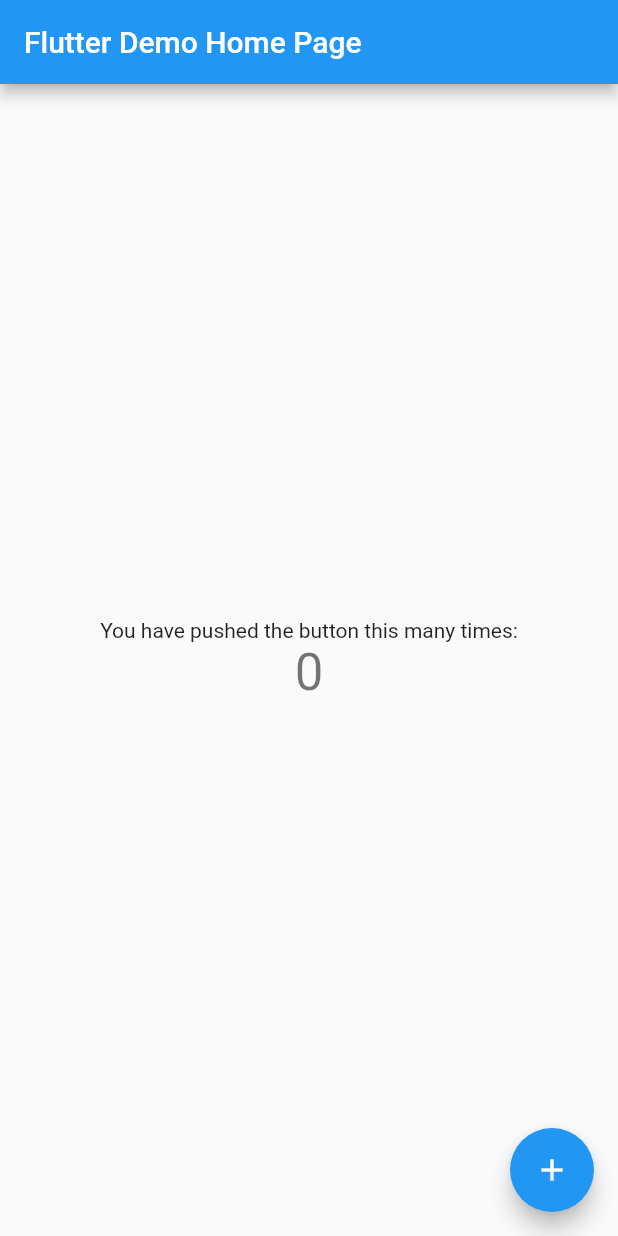
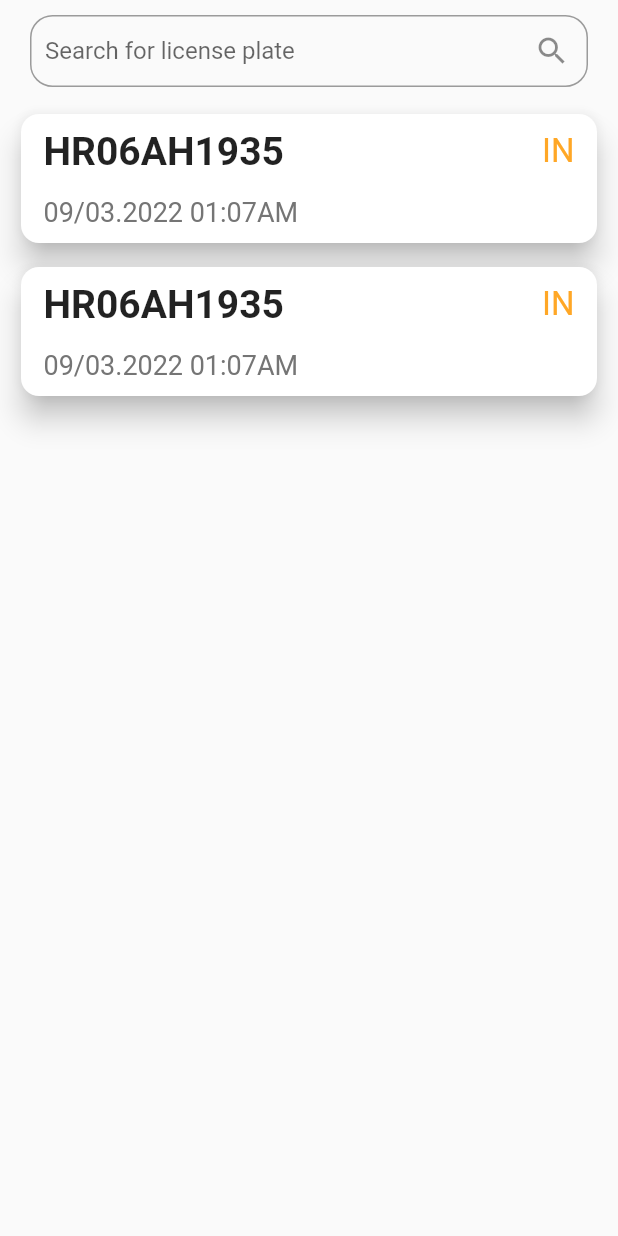
Before and after one commit to Sanchit-sk/NITKKR-ANPR-app, a Flutter app: the screen it shows after launch, on a phone screen of 412 x 824 dp. Run offline on Flutter 3.47's test engine with Material 2 defaults, Android fonts, the phone set to English and light mode, and no system bars.

Commit message:
Basic UI Done

```diff
--- a/lib/main.dart
+++ b/lib/main.dart
@@ -1,4 +1,5 @@
 import 'package:flutter/material.dart';
+import 'package:nit_anpr_app/pages/home_page.dart';
 
 void main() {
   runApp(const MyApp());
@@ -24,92 +25,7 @@ class MyApp extends StatelessWidget {
         // is not restarted.
         primarySwatch: Colors.blue,
       ),
-      home: const MyHomePage(title: 'Flutter Demo Home Page'),
+      home: HomePage(),
     );
   }
 }
-
-class MyHomePage extends StatefulWidget {
-  const MyHomePage({Key? key, required this.title}) : super(key: key);
-
-  // This widget is the home page of your application. It is stateful, meaning
-  // that it has a State object (defined below) that contains fields that affect
-  // how it looks.
-
-  // This class is the configuration for the state. It holds the values (in this
-  // case the title) provided by the parent (in this case the App widget) and
-  // used by the build method of the State. Fields in a Widget subclass are
-  // always marked "final".
-
-  final String title;
-
-  @override
-  State<MyHomePage> createState() => _MyHomePageState();
-}
-
-class _MyHomePageState extends State<MyHomePage> {
-  int _counter = 0;
-
-  void _incrementCounter() {
-    setState(() {
-      // This call to setState tells the Flutter framework that something has
-      // changed in this State, which causes it to rerun the build method below
-      // so that the display can reflect the updated values. If we changed
-      // _counter without calling setState(), then the build method would not be
-      // called again, and so nothing would appear to happen.
-      _counter++;
-    });
-  }
-
-  @override
-  Widget build(BuildContext context) {
-    // This method is rerun every time setState is called, for instance as done
-    // by the _incrementCounter method above.
-    //
-    // The Flutter framework has been optimized to make rerunning build methods
-    // fast, so that you can just rebuild anything that needs updating rather
-    // than having to individually change instances of widgets.
-    return Scaffold(
-      appBar: AppBar(
-        // Here we take the value from the MyHomePage object that was created by
-        // the App.build method, and use it to set our appbar title.
-        title: Text(widget.title),
-      ),
-      body: Center(
-        // Center is a layout widget. It takes a single child and positions it
-        // in the middle of the parent.
-        child: Column(
-          // Column is also a layout widget. It takes a list of children and
-          // arranges them vertically. By default, it sizes itself to fit its
-          // children horizontally, and tries to be as tall as its parent.
-          //
-          // Invoke "debug painting" (press "p" in the console, choose the
-          // "Toggle Debug Paint" action from the Flutter Inspector in Android
-          // Studio, or the "Toggle Debug Paint" command in Visual Studio Code)
-          // to see the wireframe for each widget.
-          //
-          // Column has various properties to control how it sizes itself and
-          // how it positions its children. Here we use mainAxisAlignment to
-          // center the children vertically; the main axis here is the vertical
-          // axis because Columns are vertical (the cross axis would be
-          // horizontal).
-          mainAxisAlignment: MainAxisAlignment.center,
-          children: <Widget>[
-            const Text(
-              'You have pushed the button this many times:',
-            ),
-            Text(
-              '$_counter',
-              style: Theme.of(context).textTheme.headline4,
-            ),
-          ],
-        ),
-      ),
-      floatingActionButton: FloatingActionButton(
-        onPressed: _incrementCounter,
-        tooltip: 'Increment',
-        child: const Icon(Icons.add),
-      ), // This trailing comma makes auto-formatting nicer for build methods.
-    );
-  }
-}
--- /dev/null
+++ b/lib/models/plate_info.dart
@@ -0,0 +1,14 @@
+import 'package:flutter/material.dart';
+
+class PlateInfo {
+  String plateText;
+  String activity;
+  String location;
+  String timeStamp;
+
+  PlateInfo(
+      {required this.plateText,
+      required this.activity,
+      required this.location,
+      required this.timeStamp});
+}
--- /dev/null
+++ b/lib/pages/home_page.dart
@@ -0,0 +1,51 @@
+import 'package:flutter/material.dart';
+import 'package:nit_anpr_app/models/plate_info.dart';
+import 'package:nit_anpr_app/widgets/plate_card.dart';
+
+class MySearchBar extends StatelessWidget {
+  Icon? suffixIcon;
+  String hint;
+  MySearchBar({Key? key, this.hint = "", this.suffixIcon}) : super(key: key);
+
+  @override
+  Widget build(BuildContext context) {
+    return TextField(
+      decoration: InputDecoration(
+          border: const OutlineInputBorder(
+              borderRadius: BorderRadius.all(Radius.circular(15))),
+          contentPadding:
+              const EdgeInsets.symmetric(horizontal: 10, vertical: 5),
+          hintText: hint,
+          suffixIcon: suffixIcon),
+    );
+  }
+}
+
+class HomePage extends StatelessWidget {
+  HomePage({Key? key}) : super(key: key);
+  PlateInfo demoPlate = PlateInfo(
+      plateText: "HR06AH1935",
+      activity: "IN",
+      location: "Gate1",
+      timeStamp: "09/03.2022 01:07AM");
+
+  @override
+  Widget build(BuildContext context) {
+    return Material(
+      child: SafeArea(
+        child: Column(
+          children: [
+            Padding(
+                padding:
+                    const EdgeInsets.symmetric(horizontal: 20, vertical: 10),
+                child: MySearchBar(
+                    hint: "Search for license plate",
+                    suffixIcon: const Icon(Icons.search))),
+            PlateCard(plate: demoPlate),
+            PlateCard(plate: demoPlate)
+          ],
+        ),
+      ),
+    );
+  }
+}
--- /dev/null
+++ b/lib/widgets/plate_card.dart
@@ -0,0 +1,58 @@
+import 'package:flutter/material.dart';
+import 'package:nit_anpr_app/models/plate_info.dart';
+
+class PlateCard extends StatelessWidget {
+  PlateInfo plate;
+  PlateCard({Key? key, required this.plate}) : super(key: key);
+
+  @override
+  Widget build(BuildContext context) {
+    return Container(
+      padding: const EdgeInsets.symmetric(horizontal: 10, vertical: 4),
+      child: Card(
+          elevation: 8,
+          // shape: Border.all(color: Colors.grey),
+          shape:
+              RoundedRectangleBorder(borderRadius: BorderRadius.circular(12)),
+          child: Padding(
+            padding: const EdgeInsets.symmetric(horizontal: 15, vertical: 10),
+            child: Column(
+              children: [
+                Row(
+                  mainAxisAlignment: MainAxisAlignment.spaceBetween,
+                  children: [
+                    Text(
+                      plate.plateText,
+                      style: const TextStyle(
+                        fontWeight: FontWeight.bold,
+                        fontSize: 26,
+                      ),
+                    ),
+                    Text(
+                      plate.activity,
+                      style: TextStyle(
+                        color: Colors.orange[400],
+                        fontSize: 22,
+                      ),
+                    )
+                  ],
+                ),
+                const SizedBox(
+                  height: 15,
+                ),
+                Align(
+                  alignment: Alignment.centerLeft,
+                  child: Text(
+                    plate.timeStamp,
+                    style: TextStyle(
+                      fontSize: 18,
+                      color: Colors.grey[600],
+                    ),
+                  ),
+                )
+              ],
+            ),
+          )),
+    );
+  }
+}
```
